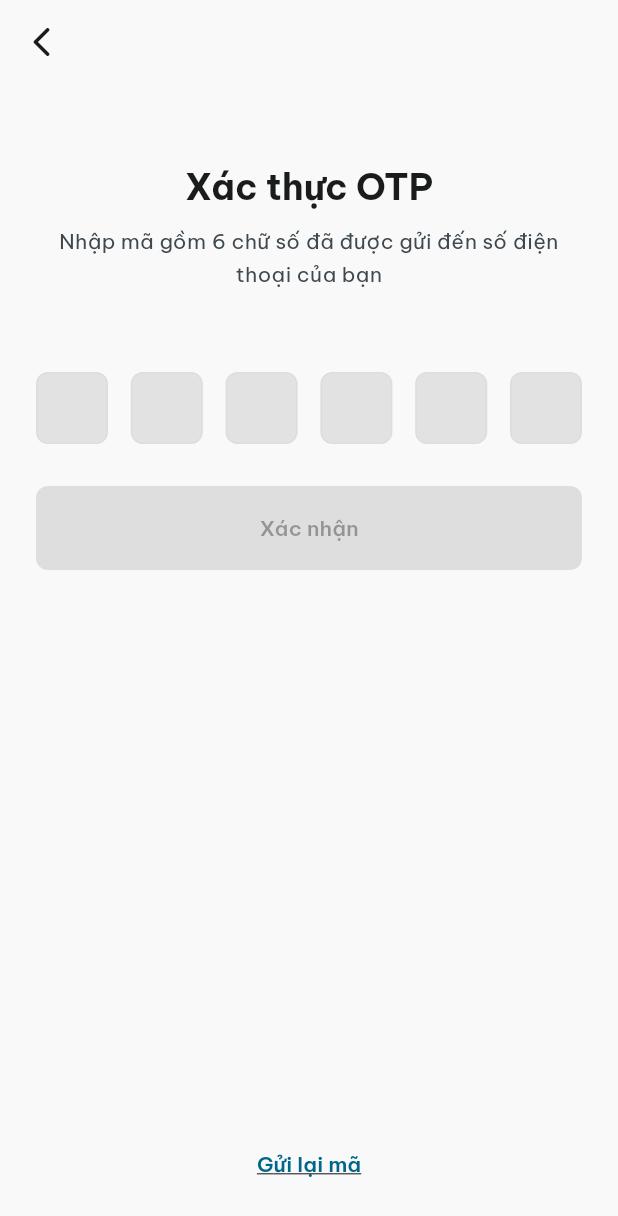
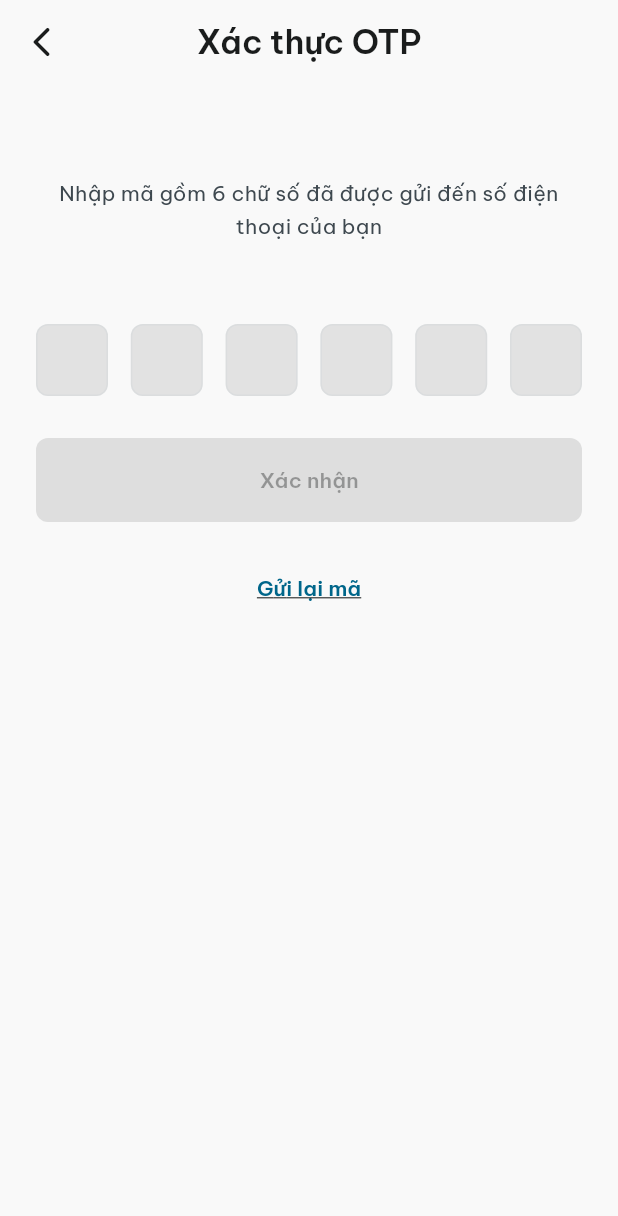
Before and after one commit to quocan9999/coin_nest, a Flutter app: the OtpVerificationScreen screen opened directly with empty values, on a phone screen of 412 x 824 dp. Shown: the top 1216 px of the screen. Run offline on Flutter 3.47's test engine with Material 3 defaults, Android fonts, the phone set to English and light mode, and no system bars; our stand-ins replace firebase_auth, firebase_core, fl_chart, google_fonts, shared_preferences, sqflite and 1 more; accounts and stored records are empty; generated files the repository leaves out were written again; statements that could not run were skipped.

Commit message:
feat(auth): thêm màn hình xác thực OTP cho luồng đăng ký bằng số điện thoại

```diff
--- a/lib/screens/auth/otp_verification_screen.dart
+++ b/lib/screens/auth/otp_verification_screen.dart
@@ -110,9 +110,17 @@ class _OtpVerificationScreenState extends State<OtpVerificationScreen> {
       appBar: AppBar(
         backgroundColor: AppTheme.surface,
         elevation: 0,
+        centerTitle: true,
         leading: IconButton(
           icon: const Icon(Icons.arrow_back_ios_rounded),
           onPressed: _isBusy ? null : () => Navigator.pop(context),
+        ),
+        title: Text(
+          'Xác thực OTP',
+          style: Theme.of(context).textTheme.titleLarge?.copyWith(
+            fontWeight: FontWeight.w600,
+            color: AppTheme.onSurface,
+          ),
         ),
       ),
       body: SafeArea(
@@ -121,16 +129,7 @@ class _OtpVerificationScreenState extends State<OtpVerificationScreen> {
           child: Column(
             crossAxisAlignment: CrossAxisAlignment.stretch,
             children: [
-              const SizedBox(height: 44),
-              Text(
-                'Xác thực OTP',
-                textAlign: TextAlign.center,
-                style: Theme.of(context).textTheme.headlineSmall?.copyWith(
-                  fontWeight: FontWeight.w700,
-                  color: AppTheme.onSurface,
-                ),
-              ),
-              const SizedBox(height: 10),
+              const SizedBox(height: 54),
               Text(
                 'Nhập mã gồm 6 chữ số đã được gửi đến số điện thoại của bạn',
                 textAlign: TextAlign.center,
@@ -176,7 +175,7 @@ class _OtpVerificationScreenState extends State<OtpVerificationScreen> {
                       : const Text('Xác nhận'),
                 ),
               ),
-              const Spacer(),
+              const SizedBox(height: 20),
               Center(
                 child: TextButton(
                   onPressed: _isBusy ? null : _resend,
```
